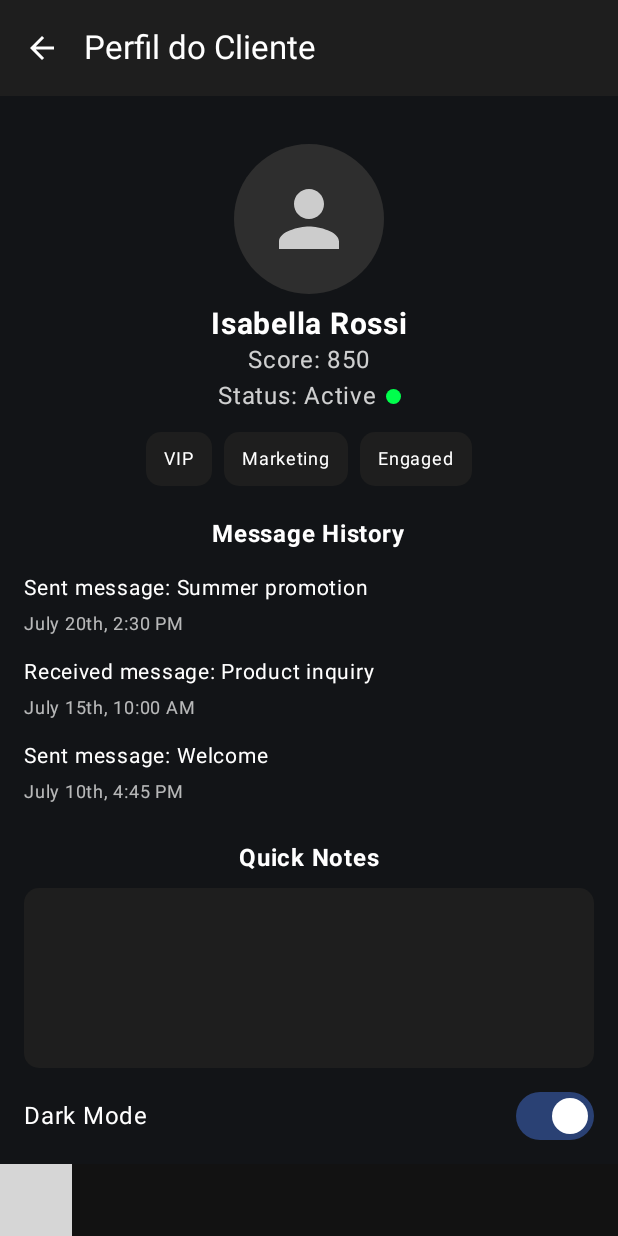
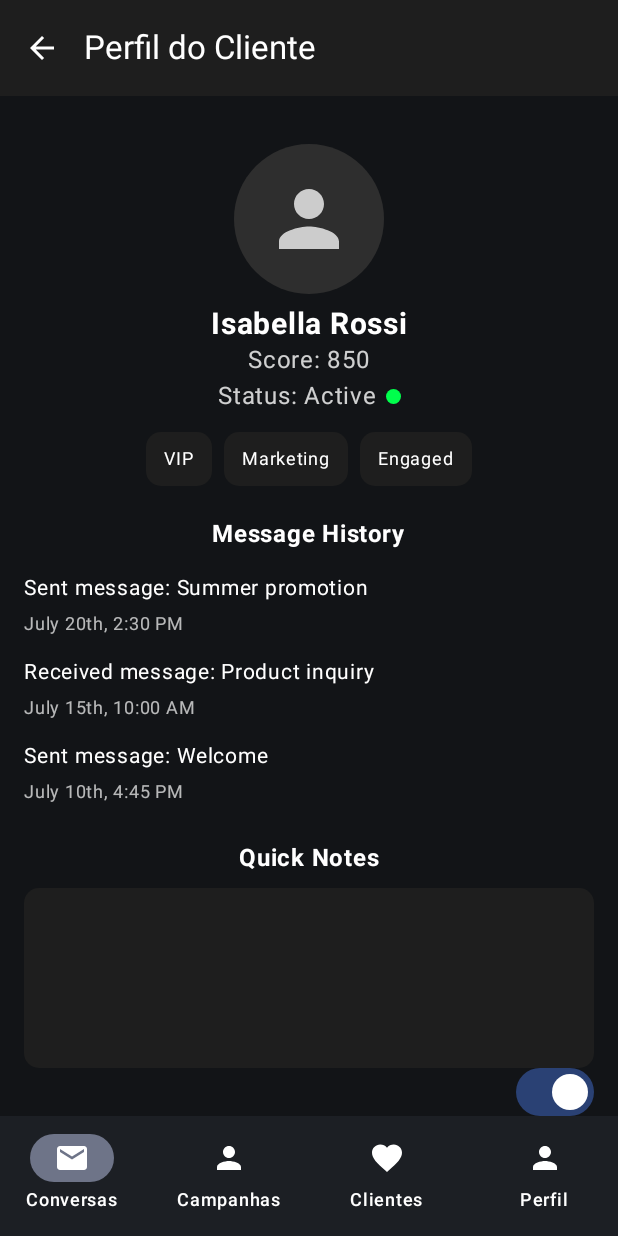
Before and after one commit to RaphaelSouzaFranco/WTC-Challenge, an Android app built with Jetpack Compose: the @Preview function ProfileScreenPreview, on a phone screen of 412 x 824 dp. Run offline under Robolectric (Android 15) with nearby library versions, the phone set to English and light mode, and no system bars; grey boxes are pictures that could not be loaded.

Commit message:
UPDATE: Backstack da MainActivity + CREATE: refactor ProfileScreen e Componentização

```diff
--- a/app/src/main/java/com/example/wtcchallenge/MainActivity.kt
+++ b/app/src/main/java/com/example/wtcchallenge/MainActivity.kt
@@ -18,6 +18,7 @@
 import com.example.wtcchallenge.composables.ClientListScreen
 import com.example.wtcchallenge.composables.LoginScreen
 import com.example.wtcchallenge.composables.MessagesScreen
+import com.example.wtcchallenge.composables.ProfileScreen
 import com.example.wtcchallenge.composables.Screen
 import com.example.wtcchallenge.composables.SupportScreen
 import com.example.wtcchallenge.ui.theme.WTCChallengeTheme
@@ -71,6 +72,13 @@
                 onClientClick = {nav.navigate(Screen.Client.route)})
         }
 
+        composable(Screen.Profile.route){
+            ProfileScreen(onProfileClick = {nav.navigate(Screen.Profile.route)},
+                onCampaignClick = {nav.navigate(Screen.Campaign.route)},
+                onMessagesClick = {nav.navigate(Screen.Messages.route)},
+                onClientClick = {nav.navigate(Screen.Client.route)})
+        }
+
 
 
     }
--- /dev/null
+++ b/app/src/main/java/com/example/wtcchallenge/composables/MessageItem.kt
@@ -0,0 +1,23 @@
+package com.example.wtcchallenge.composables
+
+import androidx.compose.foundation.layout.Column
+import androidx.compose.foundation.layout.fillMaxWidth
+import androidx.compose.foundation.layout.padding
+import androidx.compose.material3.Text
+import androidx.compose.runtime.Composable
+import androidx.compose.ui.Modifier
+import androidx.compose.ui.graphics.Color
+import androidx.compose.ui.unit.dp
+import androidx.compose.ui.unit.sp
+
+@Composable
+fun MessageItem(title: String, time: String, color: Color) {
+    Column(
+        modifier = Modifier
+            .fillMaxWidth()
+            .padding(vertical = 4.dp)
+    ) {
+        Text(title, color = color, fontSize = 14.sp)
+        Text(time, color = color.copy(alpha = 0.7f), fontSize = 12.sp)
+    }
+}
--- /dev/null
+++ b/app/src/main/java/com/example/wtcchallenge/composables/ProfileContent.kt
@@ -0,0 +1,138 @@
+package com.example.wtcchallenge.composables
+
+import androidx.compose.foundation.background
+import androidx.compose.foundation.layout.Arrangement
+import androidx.compose.foundation.layout.Box
+import androidx.compose.foundation.layout.Column
+import androidx.compose.foundation.layout.Row
+import androidx.compose.foundation.layout.Spacer
+import androidx.compose.foundation.layout.fillMaxSize
+import androidx.compose.foundation.layout.fillMaxWidth
+import androidx.compose.foundation.layout.height
+import androidx.compose.foundation.layout.padding
+import androidx.compose.foundation.layout.size
+import androidx.compose.foundation.shape.CircleShape
+import androidx.compose.foundation.shape.RoundedCornerShape
+import androidx.compose.foundation.text.BasicTextField
+import androidx.compose.material.icons.Icons
+import androidx.compose.material.icons.filled.Person
+import androidx.compose.material3.Icon
+import androidx.compose.material3.Switch
+import androidx.compose.material3.SwitchDefaults
+import androidx.compose.material3.Text
+import androidx.compose.runtime.Composable
+import androidx.compose.runtime.getValue
+import androidx.compose.runtime.mutableStateOf
+import androidx.compose.runtime.remember
+import androidx.compose.runtime.setValue
+import androidx.compose.ui.Alignment
+import androidx.compose.ui.Modifier
+import androidx.compose.ui.draw.clip
+import androidx.compose.ui.graphics.Color
+import androidx.compose.ui.text.TextStyle
+import androidx.compose.ui.text.font.FontWeight
+import androidx.compose.ui.unit.dp
+import androidx.compose.ui.unit.sp
+
+@Composable
+fun ProfileContent(
+    modifier: Modifier = Modifier,
+    darkMode: Boolean,
+    textColor: Color,
+    secondaryColor: Color,
+    onToggleDarkMode: () -> Unit
+) {
+    var notes by remember { mutableStateOf("") }
+
+    Column(
+        modifier = modifier
+            .fillMaxSize()
+            .background(Color(0xFF121417))
+            .padding(16.dp),
+        horizontalAlignment = Alignment.CenterHorizontally
+    ) {
+        Spacer(modifier = Modifier.height(16.dp))
+
+        // Foto de perfil
+        Box(
+            modifier = Modifier
+                .size(100.dp)
+                .clip(CircleShape)
+                .background(Color(0xFF2E2E2E)),
+            contentAlignment = Alignment.Center
+        ) {
+            Icon(
+                imageVector = Icons.Default.Person,
+                contentDescription = null,
+                tint = Color.LightGray,
+                modifier = Modifier.size(60.dp)
+            )
+        }
+
+        Spacer(modifier = Modifier.height(8.dp))
+        Text("Isabella Rossi", color = textColor, fontWeight = FontWeight.Bold, fontSize = 20.sp)
+        Text("Score: 850", color = textColor.copy(alpha = 0.8f))
+        Row(verticalAlignment = Alignment.CenterVertically) {
+            Text("Status: Active", color = textColor.copy(alpha = 0.8f))
+            Box(
+                modifier = Modifier
+                    .padding(start = 6.dp)
+                    .size(10.dp)
+                    .clip(CircleShape)
+                    .background(Color(0xFF00FF4C))
+            )
+        }
+
+        Spacer(modifier = Modifier.height(12.dp))
+
+        // Tags
+        Row(horizontalArrangement = Arrangement.spacedBy(8.dp)) {
+            TagItem("VIP", secondaryColor, textColor)
+            TagItem("Marketing", secondaryColor, textColor)
+            TagItem("Engaged", secondaryColor, textColor)
+        }
+
+        Spacer(modifier = Modifier.height(20.dp))
+        Text("Message History", color = textColor, fontWeight = FontWeight.Bold, fontSize = 16.sp)
+
+        Spacer(modifier = Modifier.height(8.dp))
+        MessageItem("Sent message: Summer promotion", "July 20th, 2:30 PM", textColor)
+        MessageItem("Received message: Product inquiry", "July 15th, 10:00 AM", textColor)
+        MessageItem("Sent message: Welcome", "July 10th, 4:45 PM", textColor)
+
+        Spacer(modifier = Modifier.height(16.dp))
+        Text("Quick Notes", color = textColor, fontWeight = FontWeight.Bold, fontSize = 16.sp)
+
+        Spacer(modifier = Modifier.height(8.dp))
+        Box(
+            modifier = Modifier
+                .fillMaxWidth()
+                .height(120.dp)
+                .background(secondaryColor, RoundedCornerShape(10.dp))
+                .padding(8.dp)
+        ) {
+            BasicTextField(
+                value = notes,
+                onValueChange = { notes = it },
+                textStyle = TextStyle(color = textColor, fontSize = 14.sp),
+                modifier = Modifier.fillMaxSize()
+
+
+            )
+        }
+
+        Spacer(modifier = Modifier.height(16.dp))
+        Row(
+            modifier = Modifier.fillMaxWidth(),
+            horizontalArrangement = Arrangement.SpaceBetween,
+            verticalAlignment = Alignment.CenterVertically
+        ) {
+            Text("Dark Mode", color = textColor)
+            Switch(
+                checked = darkMode,
+                onCheckedChange = { onToggleDarkMode() },
+                colors = SwitchDefaults.colors(checkedThumbColor = Color.White)
+            )
+        }
+    }
+}
--- a/app/src/main/java/com/example/wtcchallenge/composables/ProfileScreen.kt
+++ b/app/src/main/java/com/example/wtcchallenge/composables/ProfileScreen.kt
@@ -26,7 +26,10 @@
 
 @OptIn(ExperimentalMaterial3Api::class)
 @Composable
-fun ProfileScreen(navController: NavController, currentRoute: String) {
+fun ProfileScreen(onMessagesClick: () -> Unit,
+                  onCampaignClick: () -> Unit,
+                  onClientClick: () -> Unit,
+                  onProfileClick: () -> Unit) {
     var darkMode by remember { mutableStateOf(true) }
     val backgroundColor = if (darkMode) Color(0xFF121212) else Color(0xFFFFFFFF)
     val textColor = if (darkMode) Color.White else Color.Black
@@ -37,7 +40,7 @@
             TopAppBar(
                 title = { Text("Perfil do Cliente", color = textColor) },
                 navigationIcon = {
-                    IconButton(onClick = { /* TODO: ação de voltar */ }) {
+                    IconButton(onClick = {onClientClick()}) {
                         Icon(
                             Icons.Default.ArrowBack,
                             contentDescription = "Voltar",
@@ -50,8 +53,10 @@
         },
         bottomBar = {
             BottomNavigationBar(
-                navController = navController,
-                currentRoute = currentRoute
+                onMessagesClick = onMessagesClick,
+                onCampaignClick = onCampaignClick,
+                onClientClick = onClientClick,
+                onProfileClick = onProfileClick
             )
         },
         containerColor = backgroundColor
@@ -66,137 +71,13 @@
     }
 }
 
-@Composable
-fun ProfileContent(
-    modifier: Modifier = Modifier,
-    darkMode: Boolean,
-    textColor: Color,
-    secondaryColor: Color,
-    onToggleDarkMode: () -> Unit
-) {
-    var notes by remember { mutableStateOf("") }
-
-    Column(
-        modifier = modifier
-            .fillMaxSize()
-            .background(Color(0xFF121417))
-            .padding(16.dp),
-        horizontalAlignment = Alignment.CenterHorizontally
-    ) {
-        Spacer(modifier = Modifier.height(16.dp))
-
-        // Foto de perfil
-        Box(
-            modifier = Modifier
-                .size(100.dp)
-                .clip(CircleShape)
-                .background(Color(0xFF2E2E2E)),
-            contentAlignment = Alignment.Center
-        ) {
-            Icon(
-                imageVector = Icons.Default.Person,
-                contentDescription = null,
-                tint = Color.LightGray,
-                modifier = Modifier.size(60.dp)
-            )
-        }
-
-        Spacer(modifier = Modifier.height(8.dp))
-        Text("Isabella Rossi", color = textColor, fontWeight = FontWeight.Bold, fontSize = 20.sp)
-        Text("Score: 850", color = textColor.copy(alpha = 0.8f))
-        Row(verticalAlignment = Alignment.CenterVertically) {
-            Text("Status: Active", color = textColor.copy(alpha = 0.8f))
-            Box(
-                modifier = Modifier
-                    .padding(start = 6.dp)
-                    .size(10.dp)
-                    .clip(CircleShape)
-                    .background(Color(0xFF00FF4C))
-            )
-        }
-
-        Spacer(modifier = Modifier.height(12.dp))
-
-        // Tags
-        Row(horizontalArrangement = Arrangement.spacedBy(8.dp)) {
-            TagItem("VIP", secondaryColor, textColor)
-            TagItem("Marketing", secondaryColor, textColor)
-            TagItem("Engaged", secondaryColor, textColor)
-        }
-
-        Spacer(modifier = Modifier.height(20.dp))
-        Text("Message History", color = textColor, fontWeight = FontWeight.Bold, fontSize = 16.sp)
-
-        Spacer(modifier = Modifier.height(8.dp))
-        MessageItem("Sent message: Summer promotion", "July 20th, 2:30 PM", textColor)
-        MessageItem("Received message: Product inquiry", "July 15th, 10:00 AM", textColor)
-        MessageItem("Sent message: Welcome", "July 10th, 4:45 PM", textColor)
-
-        Spacer(modifier = Modifier.height(16.dp))
-        Text("Quick Notes", color = textColor, fontWeight = FontWeight.Bold, fontSize = 16.sp)
-
-        Spacer(modifier = Modifier.height(8.dp))
-        Box(
-            modifier = Modifier
-                .fillMaxWidth()
-                .height(120.dp)
-                .background(secondaryColor, RoundedCornerShape(10.dp))
-                .padding(8.dp)
-        ) {
-            BasicTextField(
-                value = notes,
-                onValueChange = { notes = it },
-                textStyle = TextStyle(color = textColor, fontSize = 14.sp),
-                modifier = Modifier.fillMaxSize()
-
-
-            )
-        }
-
-        Spacer(modifier = Modifier.height(16.dp))
-        Row(
-            modifier = Modifier.fillMaxWidth(),
-            horizontalArrangement = Arrangement.SpaceBetween,
-            verticalAlignment = Alignment.CenterVertically
-        ) {
-            Text("Dark Mode", color = textColor)
-            Switch(
-                checked = darkMode,
-                onCheckedChange = { onToggleDarkMode() },
-                colors = SwitchDefaults.colors(checkedThumbColor = Color.White)
-            )
-        }
-    }
-}
-
-@Composable
-fun TagItem(text: String, background: Color, textColor: Color) {
-    Box(
-        modifier = Modifier
-            .background(background, RoundedCornerShape(10.dp))
-            .padding(horizontal = 12.dp, vertical = 6.dp)
-    ) {
-        Text(text, color = textColor, fontSize = 12.sp)
-    }
-}
-
-@Composable
-fun MessageItem(title: String, time: String, color: Color) {
-    Column(
-        modifier = Modifier
-            .fillMaxWidth()
-            .padding(vertical = 4.dp)
-    ) {
-        Text(title, color = color, fontSize = 14.sp)
-        Text(time, color = color.copy(alpha = 0.7f), fontSize = 12.sp)
-    }
-}
-
 @Preview(showBackground = true)
 @Composable
 fun ProfileScreenPreview() {
     WTCChallengeTheme {
-        val navController = rememberNavController()
-        ProfileScreen(navController = navController, currentRoute = "profile")
+        ProfileScreen(onMessagesClick = {},
+            onClientClick = {},
+            onCampaignClick = {},
+            onProfileClick = {})
     }
 }
--- /dev/null
+++ b/app/src/main/java/com/example/wtcchallenge/composables/TagItem.kt
@@ -0,0 +1,23 @@
+package com.example.wtcchallenge.composables
+
+import androidx.compose.foundation.background
+import androidx.compose.foundation.layout.Box
+import androidx.compose.foundation.layout.padding
+import androidx.compose.foundation.shape.RoundedCornerShape
+import androidx.compose.material3.Text
+import androidx.compose.runtime.Composable
+import androidx.compose.ui.Modifier
+import androidx.compose.ui.graphics.Color
+import androidx.compose.ui.unit.dp
+import androidx.compose.ui.unit.sp
+
+@Composable
+fun TagItem(text: String, background: Color, textColor: Color) {
+    Box(
+        modifier = Modifier
+            .background(background, RoundedCornerShape(10.dp))
+            .padding(horizontal = 12.dp, vertical = 6.dp)
+    ) {
+        Text(text, color = textColor, fontSize = 12.sp)
+    }
+}
```
